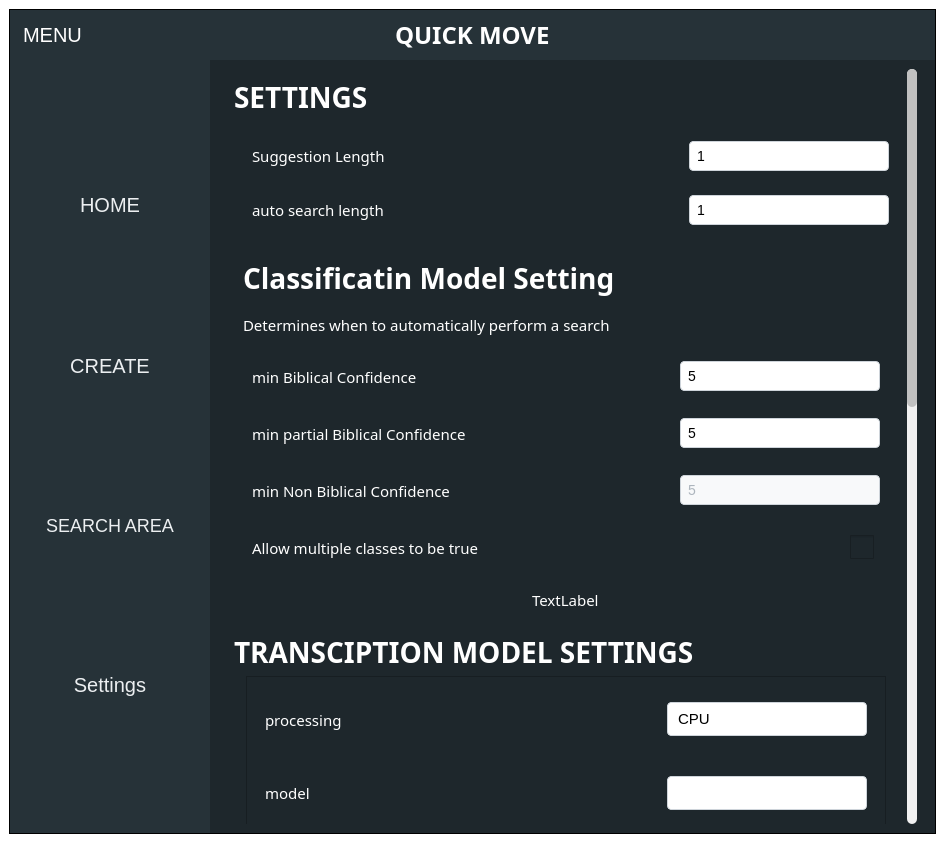
Old version of the form ui/MainWindow.ui in the repository Achu-Worifung/quickMove.
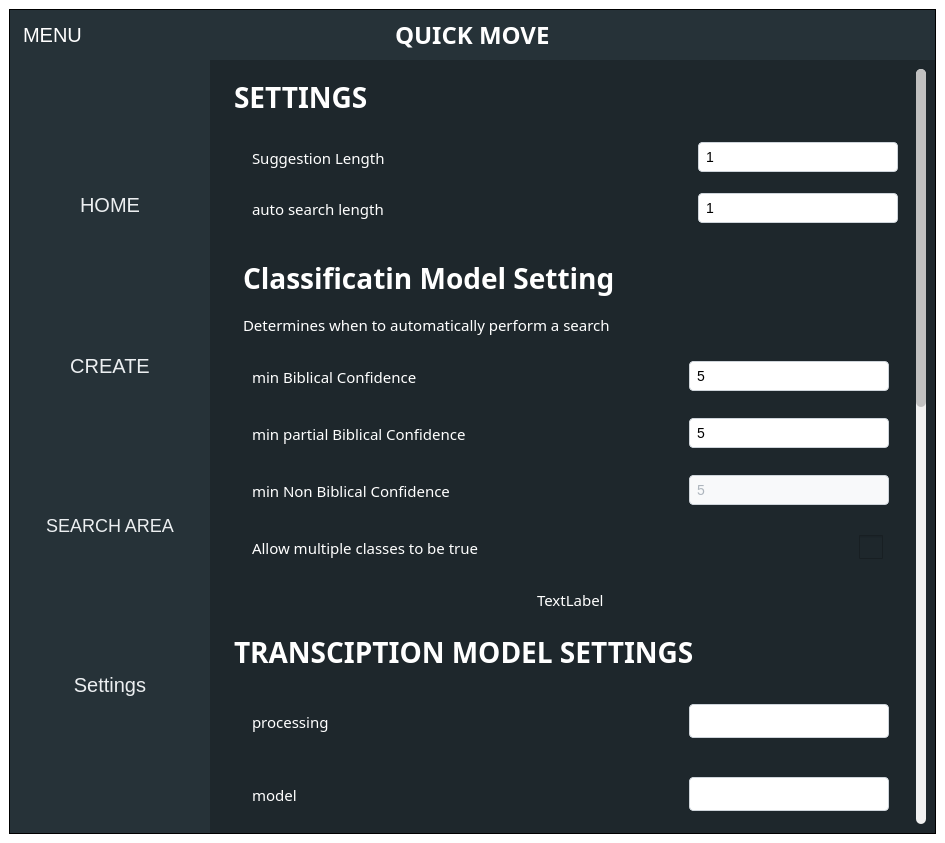
New version of the form. The open tabs and pages were chosen to show the change. Icons and pictures are not drawn.

Commit message: chore:fixed minor layout issues

What changed in the file:
```diff
--- a/ui/MainWindow.ui
+++ b/ui/MainWindow.ui
@@ -379,6 +379,9 @@
           <property name="topMargin">
            <number>0</number>
           </property>
+          <property name="rightMargin">
+           <number>0</number>
+          </property>
           <property name="bottomMargin">
            <number>0</number>
           </property>
@@ -2610,8 +2613,8 @@
                  <property name="geometry">
                   <rect>
                    <x>0</x>
-                   <y>0</y>
-                   <width>682</width>
+                   <y>-924</y>
+                   <width>691</width>
                    <height>1679</height>
                   </rect>
                  </property>
@@ -2656,6 +2659,9 @@
                      </size>
                     </property>
                     <layout class="QGridLayout" name="gridLayout_2">
+                     <property name="verticalSpacing">
+                      <number>0</number>
+                     </property>
                      <item row="0" column="0">
                       <widget class="QWidget" name="widget_37" native="true">
                        <layout class="QHBoxLayout" name="horizontalLayout_34">
@@ -3219,8 +3225,8 @@
                     </property>
                    </widget>
                   </item>
-                  <item alignment="Qt::AlignHCenter">
-                   <widget class="QFrame" name="manage_model_widget">
+                  <item>
+                   <widget class="QWidget" name="manage_model_widget" native="true">
                     <property name="sizePolicy">
                      <sizepolicy hsizetype="Preferred" vsizetype="MinimumExpanding">
                       <horstretch>0</horstretch>
@@ -3236,13 +3242,10 @@
                     <property name="styleSheet">
                      <string notr="true"/>
                     </property>
-                    <property name="frameShape">
-                     <enum>QFrame::StyledPanel</enum>
-                    </property>
-                    <property name="frameShadow">
-                     <enum>QFrame::Raised</enum>
-                    </property>
                     <layout class="QVBoxLayout" name="verticalLayout_11">
+                     <property name="spacing">
+                      <number>0</number>
+                     </property>
                      <item>
                       <widget class="QWidget" name="widget_10" native="true">
                        <layout class="QHBoxLayout" name="horizontalLayout_12">
@@ -3327,21 +3330,6 @@
                            <iconset>
                             <normaloff>../Icons/48792_player_record_icon.ico</normaloff>../Icons/48792_player_record_icon.ico</iconset>
                           </property>
-                          <item>
-                           <property name="text">
-                            <string>CPU</string>
-                           </property>
-                          </item>
-                          <item>
-                           <property name="text">
-                            <string>gpu</string>
-                           </property>
-                          </item>
-                          <item>
-                           <property name="text">
-                            <string>npu</string>
-                           </property>
-                          </item>
                          </widget>
                         </item>
                        </layout>
```
Left out of the diff: 69 changed lines with no effect on the pictures. The commit also changes 1 other file.
